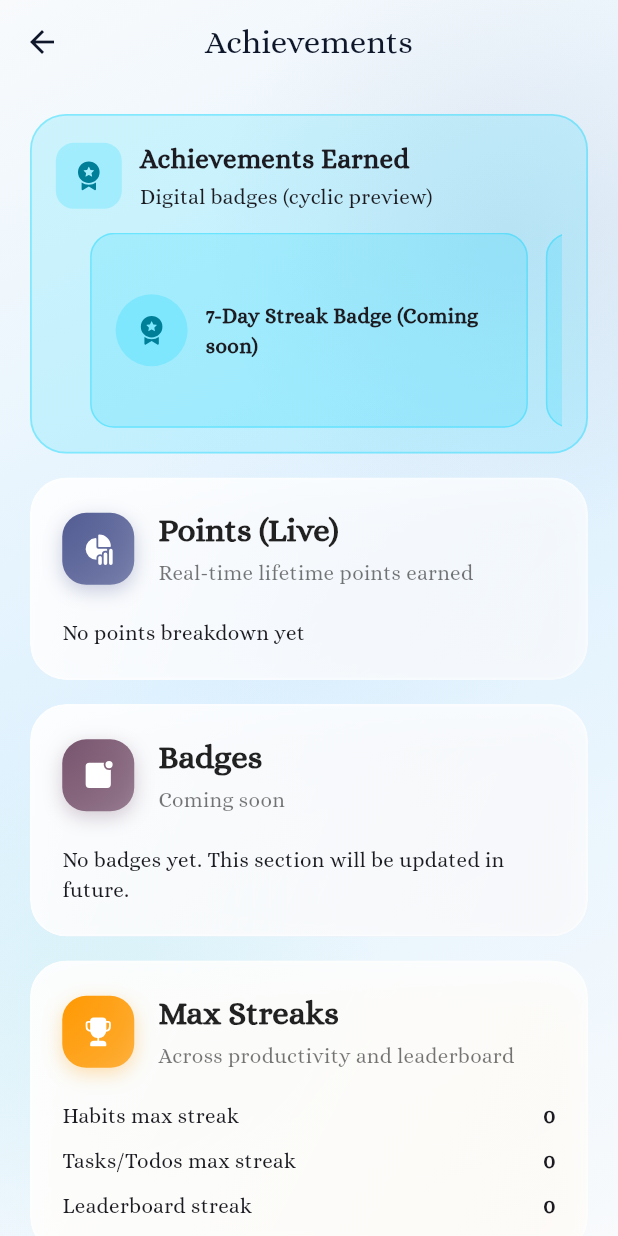
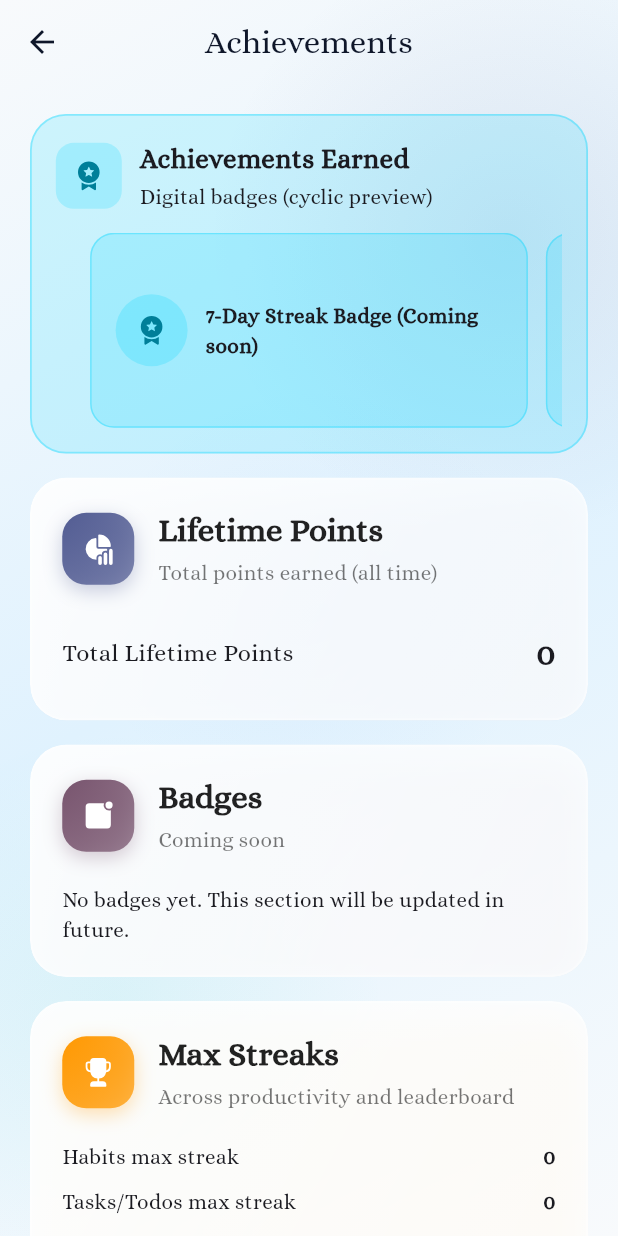
Before and after one commit to DraculaHub786/NLP-digitox, a Flutter app: the AchievementsScreen screen opened by its route, on a phone screen of 412 x 824 dp. Run offline on Flutter 3.47's test engine with Material 3 defaults, Android fonts, the phone set to English and light mode, and no system bars; drawn by our look-alikes of dynamic_color; our stand-ins replace animated_flip_counter, app_links, cloud_firestore, device_info_plus, drift, file_picker and 21 more; missing offline and left inert: flutter_confetti, slide_action, sqlite3; accounts and stored records are empty; generated files the repository leaves out were written again; statements that could not run were skipped.

Commit message:
Streak reset and achievements points/breakdown.

```diff
--- a/lib/initializer.dart
+++ b/lib/initializer.dart
@@ -71,9 +71,13 @@ class Initializer {
     /// Check and reset leaderboard streak if user was inactive
     await LeaderboardService.instance.checkAndResetStreakIfNeeded();
 
+    /// Evaluate streak based on today's screen time (< 8hrs = +1, > 8hrs = reset)
+    await LeaderboardService.instance.evaluateAndUpdateStreak();
+
     /// Check and perform weekly leaderboard reset (resets points but keeps streaks)
     await LeaderboardService.instance.checkAndPerformWeeklyReset();
     LeaderboardService.instance.startWeeklyResetMonitor();
+    LeaderboardService.instance.startDailyStreakEvaluation();
 
     debugPrint(
       "All necessary services and schedules are initialized and it took ${DateTime.now().difference(startTimeStamp).inMilliseconds}ms.",
--- a/lib/ui/screens/achievements/achievements_screen.dart
+++ b/lib/ui/screens/achievements/achievements_screen.dart
@@ -241,14 +241,41 @@ class _AchievementsScreenState extends State<AchievementsScreen> {
                   ),
                   const SizedBox(height: 16),
                   ModernDashboardCard(
-                    title: 'Points (Live)',
-                    subtitle: 'Real-time lifetime points earned',
+                    title: 'Lifetime Points',
+                    subtitle: 'Total points earned (all time)',
                     icon: const Icon(FluentIcons.chart_multiple_20_filled),
                     accentColor: colorScheme.primary,
                     children: [
-                      if ((currentUser?.pointsBreakdown ?? {}).isEmpty)
-                        const Text('No points breakdown yet')
-                      else
+                      Padding(
+                        padding: const EdgeInsets.symmetric(vertical: 8),
+                        child: Row(
+                          mainAxisAlignment: MainAxisAlignment.spaceBetween,
+                          children: [
+                            const Text(
+                              'Total Lifetime Points',
+                              style: TextStyle(fontSize: 16),
+                            ),
+                            Text(
+                              '${currentUser?.lifetimePoints ?? 0}',
+                              style: const TextStyle(
+                                fontWeight: FontWeight.w700,
+                                fontSize: 22,
+                              ),
+                            ),
+                          ],
+                        ),
+                      ),
+                      if ((currentUser?.pointsBreakdown ?? {}).isNotEmpty) ...[
+                        const SizedBox(height: 8),
+                        const Divider(),
+                        const SizedBox(height: 8),
+                        const Text(
+                          'This Week\'s Breakdown',
+                          style: TextStyle(
+                            fontWeight: FontWeight.w600,
+                            fontSize: 14,
+                          ),
+                        ),
                         ...(currentUser!.pointsBreakdown!.entries.map(
                           (e) => Padding(
                             padding: const EdgeInsets.only(bottom: 10),
@@ -264,6 +291,7 @@ class _AchievementsScreenState extends State<AchievementsScreen> {
                             ),
                           ),
                         )),
+                      ],
                     ],
                   ),
                   const SizedBox(height: 16),
```
Also changed, not shown: lib/core/services/leaderboard_service.dart (+218 -48 lines), lib/core/services/productivity_points_service.dart (+5 -11 lines), 3 other files.
